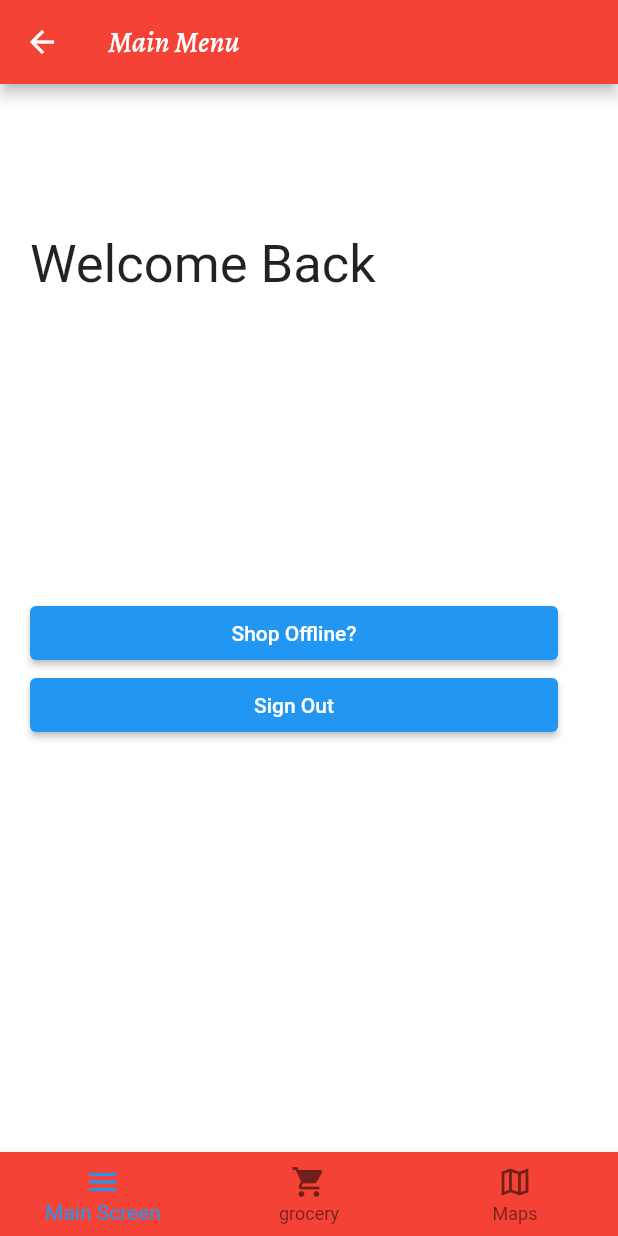
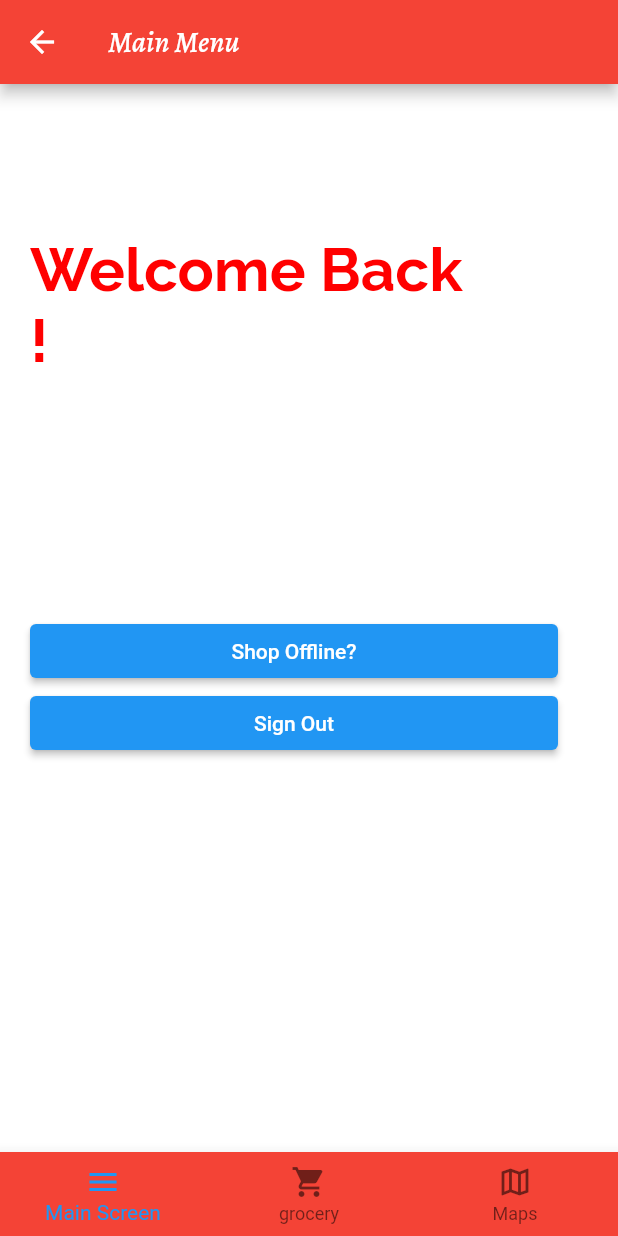
Before and after one commit to VirajGaur/Digital-transformation, a Flutter app: the mainState screen opened directly with empty values, on a phone screen of 412 x 824 dp. Run offline on Flutter 3.47's test engine with Material 2 defaults, Android fonts, the phone set to English and light mode, and no system bars; drawn by our look-alikes of animated_text_kit, show_up_animation; our stand-ins replace sizer; missing offline and left inert: mysql1.

Commit message:
Modified main screen a bit

```diff
--- a/digital_transformation/lib/MainScreen.dart
+++ b/digital_transformation/lib/MainScreen.dart
@@ -1,17 +1,26 @@
+import 'package:animated_text_kit/animated_text_kit.dart';
 import 'package:flutter/material.dart';
+import 'package:mysql1/mysql1.dart';
+import 'package:show_up_animation/show_up_animation.dart';
 
 import 'Grocery.dart';
 import 'Authentication/Login.dart';
+import 'dart:async';
+
 class mainscreen extends StatefulWidget{
   final String name;
-  const mainscreen({Key? key, required this.name}) : super(key: key);
+  final String email;
+  const mainscreen({Key? key, required this.name, required this.email}) : super(key: key);
   @override
-  _mainScreen createState() => _mainScreen(Name:name);
+  _mainScreen createState() => _mainScreen(Name:name, Email: email);
 }
 
 class _mainScreen extends State<mainscreen>{
   String Name;
-  _mainScreen({ required this.Name}) : super();
+  String Email;
+  String x = '';
+  int port = 0;
+  _mainScreen({ required this.Name, required this.Email}) : super();
   @override
   Widget build(BuildContext context) {
     return Container(
@@ -28,29 +37,69 @@ class _mainScreen extends State<mainscreen>{
 
                   Row(
                     children: [
-                      Text(
-                        'Welcome Back',
-                        textAlign: TextAlign.center,
-                        style:TextStyle(
-                          fontSize: 35,
+                      ShowUpAnimation(
+                        delayStart: Duration(milliseconds: 200),
+                        animationDuration: Duration(milliseconds: 800),
+                        curve: Curves.easeIn,
+                        direction: Direction.horizontal,
+                        offset: 0.5,
+                        child: AnimatedTextKit(
+                          animatedTexts: [
+                            TypewriterAnimatedText(
+                              'Welcome Back',
+                              textStyle: const TextStyle(
+                                color: Color.fromRGBO(255, 0, 0, 1.0),
+                                fontFamily: 'Raleway',
+                                fontSize: 40.0,
+                                fontWeight: FontWeight.bold,
+                              ),
+                              cursor: '',
 
-                        ) ,
-                      )
+                              speed: const Duration(milliseconds: 100),
+                            ),
+                          ],
+
+                          totalRepeatCount: 1,
+                          pause: const Duration(milliseconds: 1000),
+                          displayFullTextOnTap: true,
+                          stopPauseOnTap: true,
+                        ),
+                      ),
                     ],
                   ),
                   Row(
 
                     children: [
                       Center(
-                        child: Text(
-                          Name,
-                          textAlign: TextAlign.center,
-                          style:TextStyle(
-                            fontSize: 35,
+                        child: ShowUpAnimation(
+                          delayStart: Duration(milliseconds: 800),
+                          animationDuration: Duration(milliseconds: 800),
+                          curve: Curves.easeIn,
+                          direction: Direction.horizontal,
+                          offset: 0.5,
+                          child: AnimatedTextKit(
+                            animatedTexts: [
+                              TypewriterAnimatedText(
+                                Name + '!',
+                                textStyle: const TextStyle(
+                                  color: Color.fromRGBO(255, 0, 0, 1.0),
+                                  fontFamily: 'Raleway',
+                                  fontSize: 40.0,
+                                  fontWeight: FontWeight.bold,
+                                ),
+                                cursor: '',
 
-                          ) ,
+                                speed: const Duration(milliseconds: 100),
+                              ),
+                            ],
+
+                            totalRepeatCount: 1,
+                            pause: const Duration(milliseconds: 1000),
+                            displayFullTextOnTap: true,
+                            stopPauseOnTap: true,
+                          ),
                         ),
-                      )
+                      ),
                     ],
                   ),
                 ],
```
